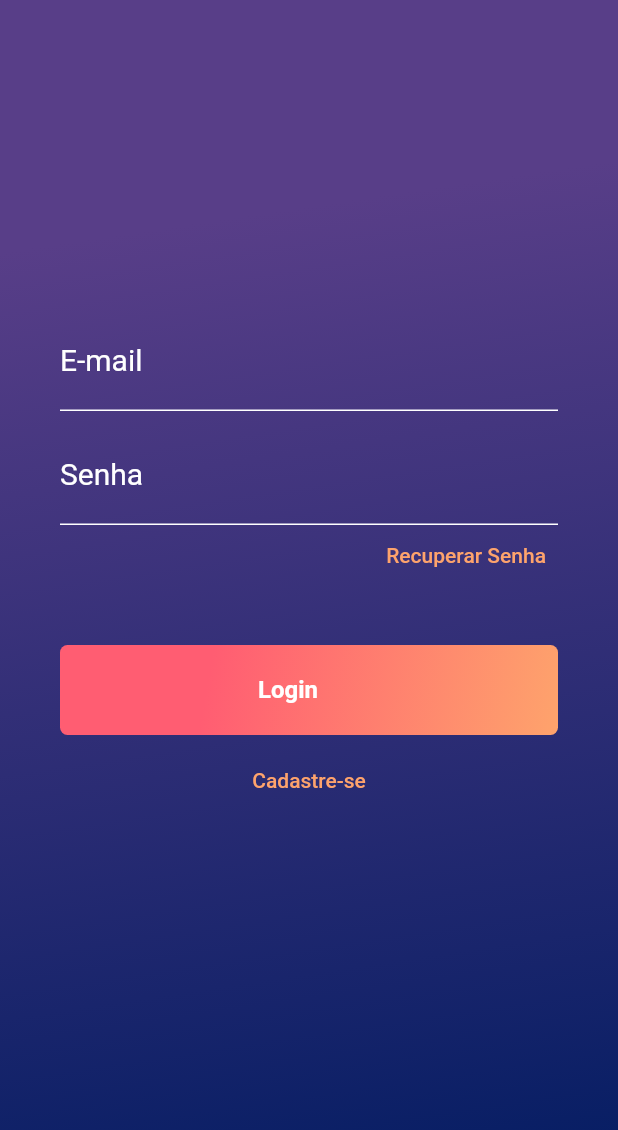
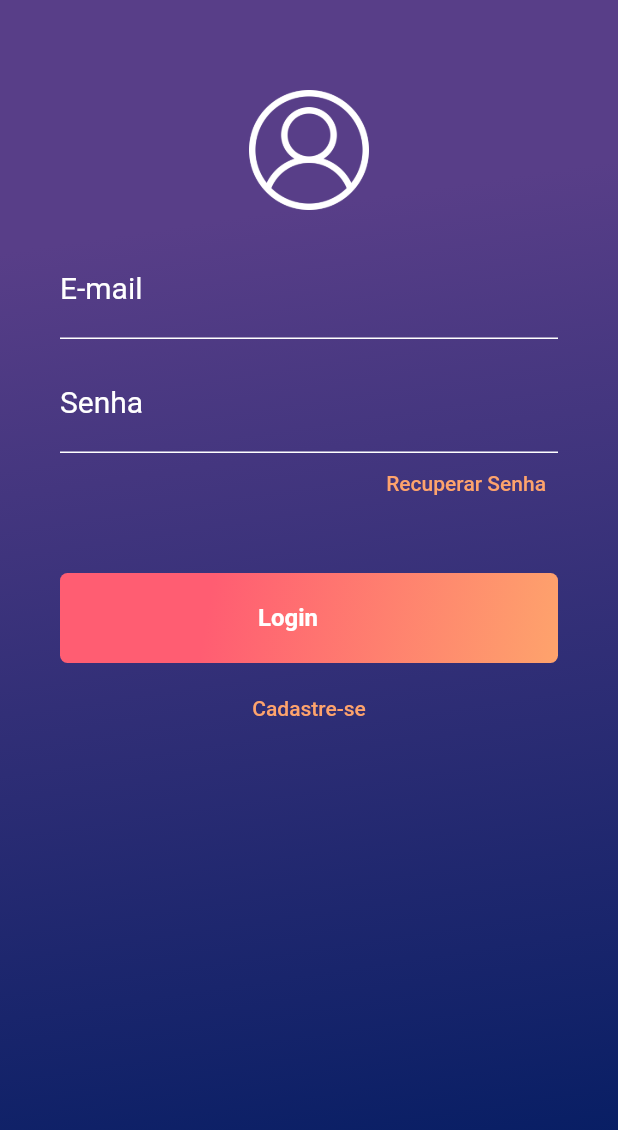
Before and after one commit to Diweine/login_cadastro_recuperar_senha, a Flutter app: the screen it shows after launch, on a phone screen of 412 x 824 dp. Shown: the top 1130 px of the screen. Run offline on Flutter 3.47's test engine with Material 2 defaults, Android fonts, the phone set to English and light mode, and no system bars.

Commit message:
Ajustes Read.Me

```diff
--- a/lib/pages/login.page.dart
+++ b/lib/pages/login.page.dart
@@ -32,8 +32,9 @@ class LoginPage extends StatelessWidget {
             child: ListView(
               children: <Widget>[
                 SizedBox(
-                  width: 128,
-                  height: 128,
+                  width: 80,
+                  height: 80,
+                  child: Image.asset("assets/user_icon.png"),
                 ),
                 SizedBox(
                   height: 20,
--- a/pubspec.yaml
+++ b/pubspec.yaml
@@ -47,8 +47,8 @@ flutter:
   uses-material-design: true
 
   # To add assets to your application, add an assets section, like this:
-  # assets:
-  #   - images/a_dot_burr.jpeg
+  assets:
+    - assets/user_icon.png
   #   - images/a_dot_ham.jpeg
 
   # An image asset can refer to one or more resolution-specific "variants", see
```
Also changed, not shown: assets/tela_cadastro.png (added), assets/tela_home_page.png (added), assets/tela_login.png (added), assets/tela_recuperar_senha.png (added), 1 other file.
